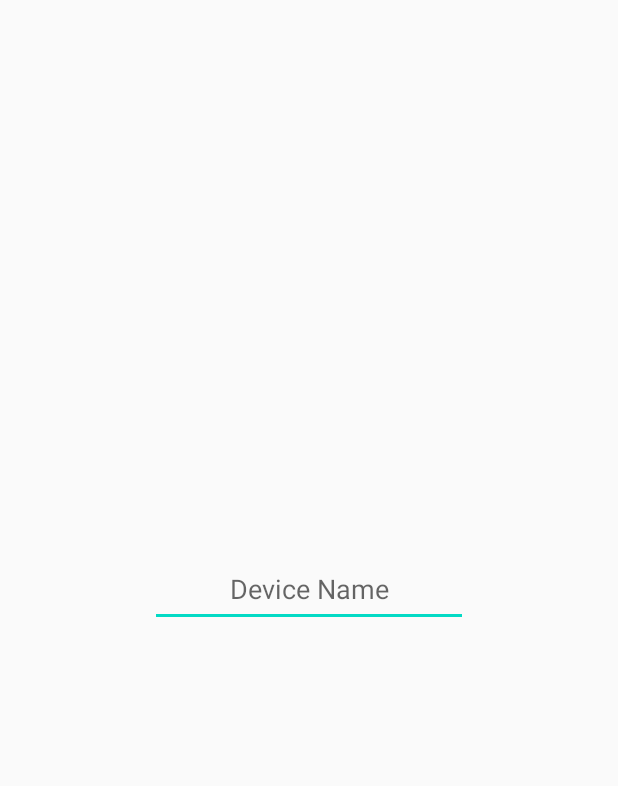
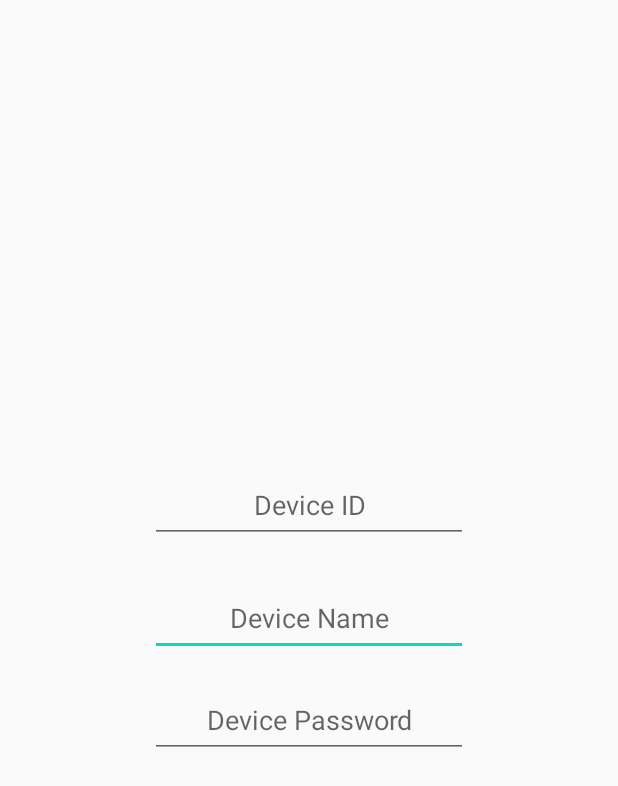
Before and after one commit to DaneYvanToualeuDjieukam/390Project, an Android app: the layout fragment_add_device.xml on its own in the app's theme, with its tools: preview values and no code run, on a phone screen of 412 x 824 dp. Shown: the top 786 px of the screen. Run offline under Robolectric (Android 15) with nearby library versions, the phone set to English and light mode, and no system bars.

Commit message:
not done dane

```diff
--- a/app/src/main/java/com/example/project_v1/dialogs/add_device.java
+++ b/app/src/main/java/com/example/project_v1/dialogs/add_device.java
@@ -17,11 +17,16 @@ import com.google.firebase.database.FirebaseDatabase;
 
 public class add_device extends AppCompatDialogFragment {
     protected EditText deviceName;
+    protected EditText devicePassword;
+    protected EditText deviceID;
     private static final String USER = "user";
     private String userID;
     private String userEmail;
     private DatabaseHelper dataBaseHelper;
     String input_DeviceName = null;
+    String input_DevicePassword=null;
+    String input_DeviceID=null;
+
 
     //Default constructor
     public add_device() {
@@ -41,6 +46,8 @@ public class add_device extends AppCompatDialogFragment {
 
         //fragment_insert_device object links
         deviceName = view.findViewById(R.id.deviceNameEditText);
+        devicePassword = view.findViewById(R.id.devicePasswordEditText);
+        deviceID= view.findViewById(R.id.deviceIDEditText);
 
         builder.setView(view)
                 .setTitle("ADD DEVICES")
@@ -55,11 +62,17 @@ public class add_device extends AppCompatDialogFragment {
                     @Override
                     public void onClick(DialogInterface dialogInterface, int i) {
                         input_DeviceName = deviceName.getText().toString();
+                        input_DevicePassword=devicePassword.getText().toString();
+                        input_DeviceID=deviceID.getText().toString();
                         add_Device_If_Applicable(input_DeviceName);
                     }
                 });
         return builder.create();
     }
+
+
+
+
 
     //is the device's name already in the database?
     private void add_Device_If_Applicable(final String device_name) {
--- a/app/src/main/res/layout/fragment_add_device.xml
+++ b/app/src/main/res/layout/fragment_add_device.xml
@@ -18,7 +18,32 @@
         app:layout_constraintBottom_toBottomOf="parent"
         app:layout_constraintEnd_toEndOf="parent"
         app:layout_constraintStart_toStartOf="parent"
-        app:layout_constraintTop_toTopOf="parent"
-        app:layout_constraintVertical_bias="0.373" />
+        app:layout_constraintTop_toTopOf="parent" />
 
+    <EditText
+        android:id="@+id/devicePasswordEditText"
+        android:layout_width="212dp"
+        android:layout_height="50dp"
+
+        android:gravity="center"
+        android:hint="Device Password"
+        android:inputType="textPersonName"
+        app:layout_constraintBottom_toBottomOf="parent"
+        app:layout_constraintEnd_toEndOf="parent"
+        app:layout_constraintStart_toStartOf="parent"
+        app:layout_constraintTop_toBottomOf="@+id/deviceNameEditText"
+        app:layout_constraintVertical_bias="0.728" />
+
+    <EditText
+        android:id="@+id/deviceIDEditText"
+        android:layout_width="212dp"
+        android:layout_height="50dp"
+
+        android:gravity="center"
+        android:hint="Device ID"
+        android:inputType="textPersonName"
+
+        app:layout_constraintEnd_toEndOf="parent"
+        app:layout_constraintStart_toStartOf="parent"
+        tools:layout_editor_absoluteY="7dp" />
 </androidx.constraintlayout.widget.ConstraintLayout>
```
